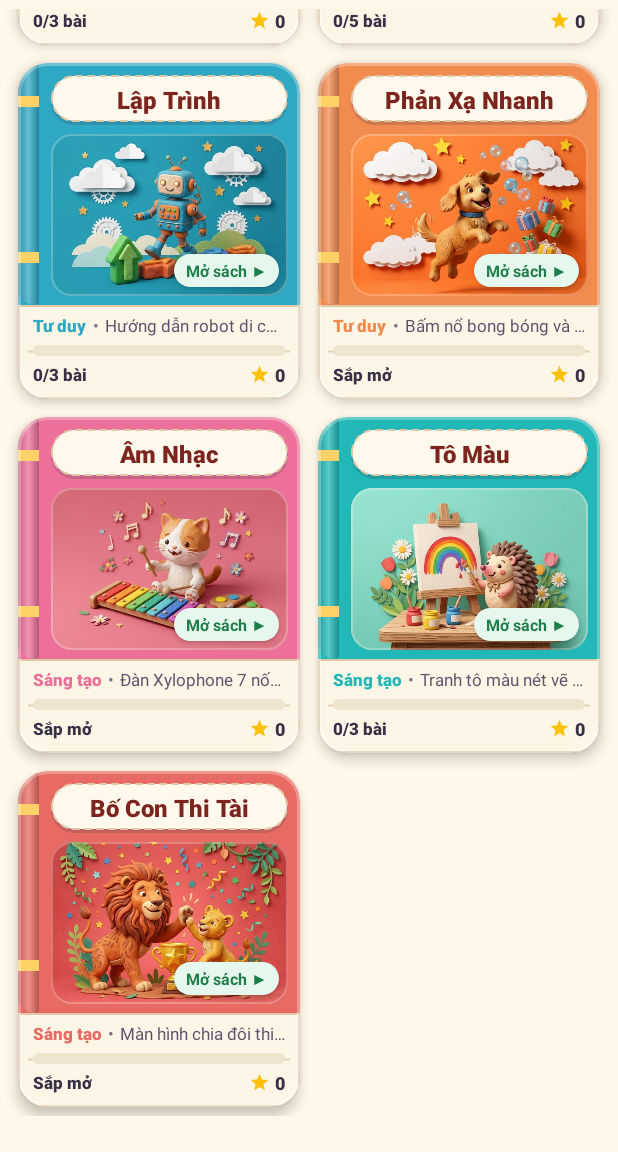
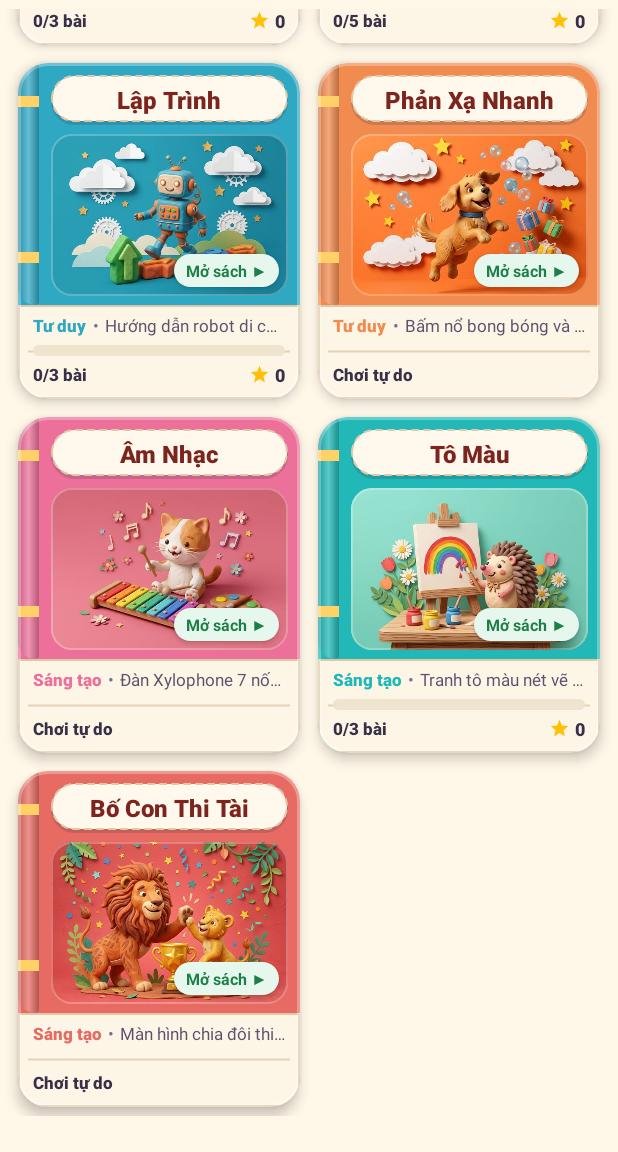
Before and after one commit to dinhanhduc2006-source/Happy-Kids-Learn, an Android app: the screen it shows after launch (Member2HomeActivity), scrolled down 1150 dp, on a phone screen of 412 x 824 dp, the part 84-1236 px from its top. Run offline under Robolectric (Android 15) with nearby library versions, the phone set to English and light mode, and no system bars; our stand-ins replace Room's generated code.

Commit message:
fix(m3): khớp đúng gameId để ẩn sao và nhãn Sắp mở cho thẻ Phản xạ nhanh trên Home

```diff
--- a/app/src/main/java/com/example/happykidlearn/member2/dashboard/GameGridAdapter.java
+++ b/app/src/main/java/com/example/happykidlearn/member2/dashboard/GameGridAdapter.java
@@ -134,6 +134,21 @@ public class GameGridAdapter extends RecyclerView.Adapter<GameGridAdapter.GameVi
                 pbProgress.setProgress(targetPercent);
             }
 
+            String gameId = game.getId() != null ? game.getId().toLowerCase() : "";
+            boolean isFreePlayGame = gameId.equals("music") || gameId.equals("reflexes") || gameId.equals("versus");
+            View llStars = itemView.findViewById(R.id.ll_m2_card_stars);
+
+            if (isFreePlayGame) {
+                pbProgress.setVisibility(View.INVISIBLE);
+                tvProgressText.setText("Chơi tự do");
+                if (llStars != null) {
+                    llStars.setVisibility(View.INVISIBLE);
+                }
+            } else {
+                pbProgress.setVisibility(View.VISIBLE);
+                if (llStars != null) {
+                    llStars.setVisibility(View.VISIBLE);
+                }
                 if (model.hasKnownTotal()) {
                     tvProgressText.setText(context.getString(
                             R.string.m2_game_progress_format,
@@ -142,6 +157,7 @@ public class GameGridAdapter extends RecyclerView.Adapter<GameGridAdapter.GameVi
                     ));
                 } else {
                     tvProgressText.setText(R.string.m2_game_progress_no_data);
+                }
             }
 
             tvStars.setText(String.valueOf(model.getStarsEarned()));
```
Lines whose indentation alone changed are shown as unchanged.
